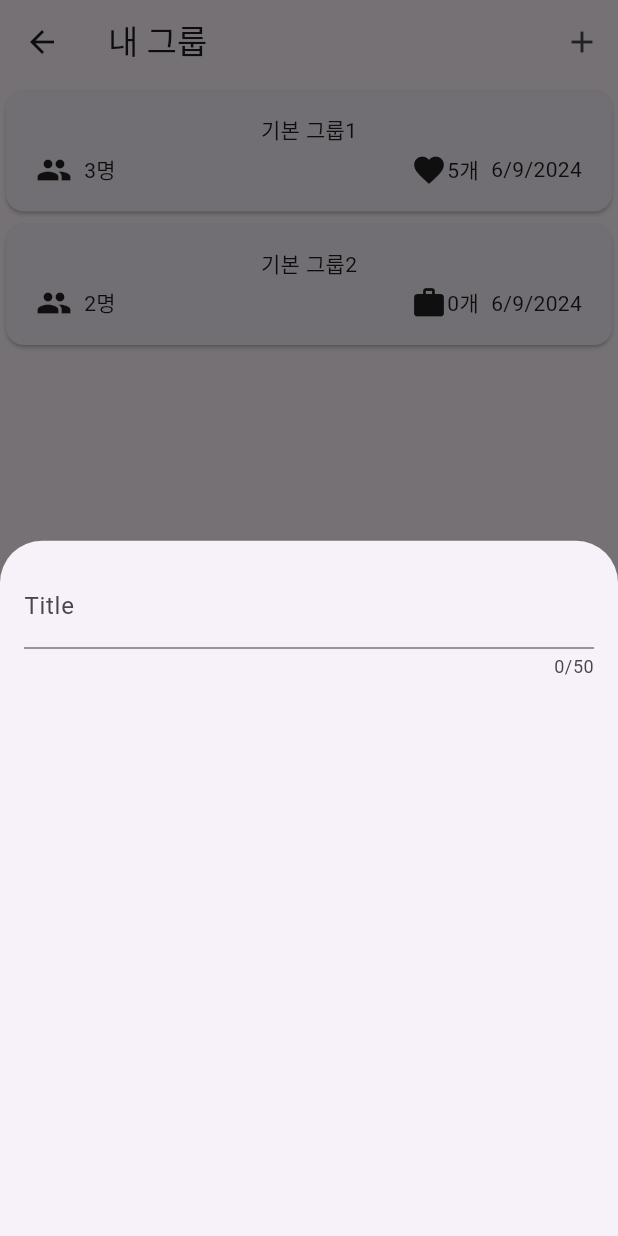
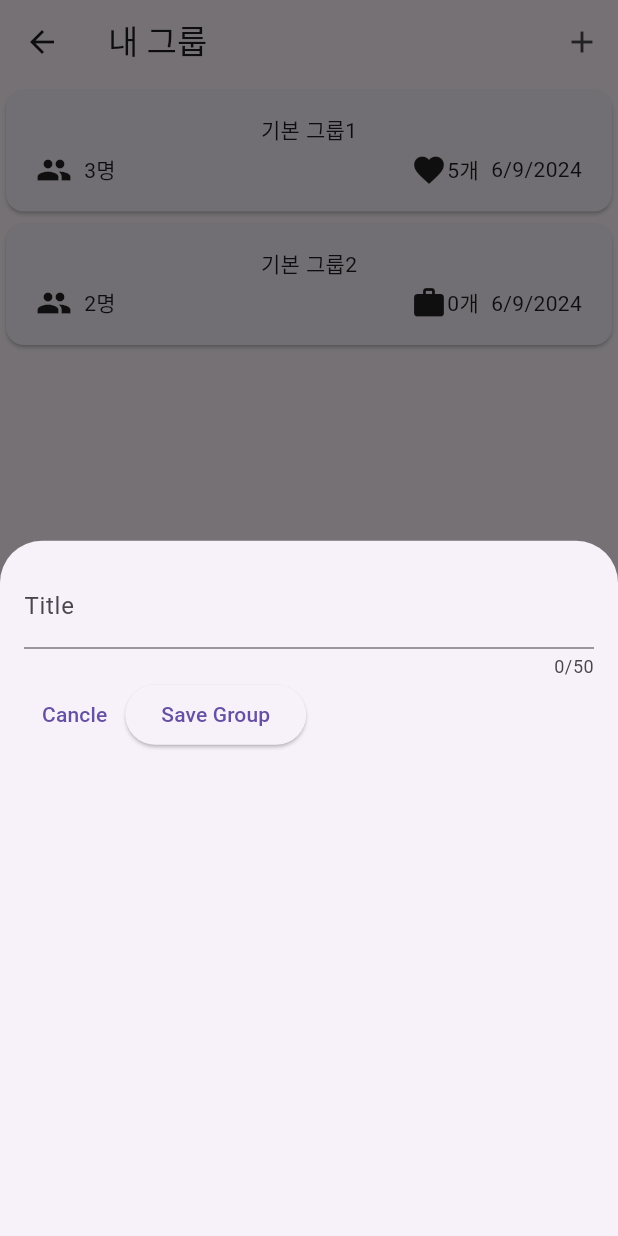
Before and after one commit to organization-hyun/moondab, a Flutter app: the screen it shows once a user with an empty profile is signed in, item 2 of the bottom bar chosen, after a tap on the "add" icon, on a phone screen of 412 x 824 dp. Run offline on Flutter 3.47's test engine with Material 3 defaults, Android fonts, the phone set to English and light mode, and no system bars; our stand-ins replace firebase_auth, firebase_core, isar; accounts and stored records are empty; generated files the repository leaves out were written again.

Commit message:
[#45] 그룹을 추가할 수 있다

```diff
--- a/frontend/lib/models/group.dart
+++ b/frontend/lib/models/group.dart
@@ -14,22 +14,20 @@ const categoryIcons = {
 
 class Group {
   Group({
-    required this.id,
     required this.title,
     required this.numOfPosts,
     required this.numOfUsers,
-    required this.latestDateTime,
+    required this.createDateTime,
     required this.category,
   });
 
-  final int id;
   final String title;
   final int numOfPosts;
   final int numOfUsers;
-  final DateTime latestDateTime;
-  final Category category;
+  final DateTime createDateTime;
+  final Category? category;
 
   String get formattedDate {
-    return formatter.format(latestDateTime);
+    return formatter.format(createDateTime);
   }
 }
--- a/frontend/lib/screens/group_screen.dart
+++ b/frontend/lib/screens/group_screen.dart
@@ -15,19 +15,17 @@ class GroupScreen extends StatefulWidget {
 class _GroupScreenState extends State<GroupScreen> {
   final List<Group> _userGroups = [
     Group(
-      id: 1,
       title: "기본 그룹1",
       numOfPosts: 5,
       numOfUsers: 3,
-      latestDateTime: DateTime.now(),
+      createDateTime: DateTime.now(),
       category: Category.love,
     ),
     Group(
-      id: 2,
       title: "기본 그룹2",
       numOfPosts: 0,
       numOfUsers: 2,
-      latestDateTime: DateTime.now(),
+      createDateTime: DateTime.now(),
       category: Category.work,
     ),
   ];
@@ -35,8 +33,14 @@ class _GroupScreenState extends State<GroupScreen> {
   void _openAddGroupOverlay() {
     showModalBottomSheet(
       context: context,
-      builder: (ctx) => const NewGroup(),
+      builder: (ctx) => NewGroup(onAddGroup: _addGroup),
     );
+  }
+
+  void _addGroup(Group group) {
+    setState(() {
+      _userGroups.add(group);
+    });
   }
 
   @override
--- a/frontend/lib/screens/group_screen/new_group.dart
+++ b/frontend/lib/screens/group_screen/new_group.dart
@@ -1,7 +1,10 @@
 import 'package:flutter/material.dart';
+import 'package:moondab/models/group.dart';
 
 class NewGroup extends StatefulWidget {
-  const NewGroup({super.key});
+  const NewGroup({super.key, required this.onAddGroup});
+
+  final void Function(Group group) onAddGroup;
 
   @override
   State<StatefulWidget> createState() {
@@ -10,16 +13,73 @@ class NewGroup extends StatefulWidget {
 }
 
 class _NewGroup extends State<NewGroup> {
+  final _titleController = TextEditingController();
+
+  void _submitGroupData() {
+    if (_titleController.text.trim().isEmpty) {
+      showDialog(
+        context: context,
+        builder: (ctx) => AlertDialog(
+          title: const Text('Invalid input'),
+          content: const Text('제목은 한 글자 이상이어야 합니다.'),
+          actions: [
+            TextButton(
+              onPressed: () {
+                Navigator.pop(ctx);
+              },
+              child: const Text('Okay'),
+            )
+          ],
+        ),
+      );
+      return;
+    }
+
+    widget.onAddGroup(
+      Group(
+        title: _titleController.text,
+        numOfPosts: 0,
+        numOfUsers: 1,
+        createDateTime: DateTime.now(),
+        category: null,
+      ),
+    );
+    Navigator.pop(context);
+  }
+
+  @override
+  void dispose() {
+    _titleController.dispose();
+    super.dispose();
+  }
+
   @override
   Widget build(BuildContext context) {
-    return const Padding(
-      padding: EdgeInsets.all(16),
+    return Padding(
+      padding: const EdgeInsets.all(16),
       child: Column(
         children: [
           TextField(
+            controller: _titleController,
             maxLength: 50,
-            decoration: InputDecoration(label: Text('Title')),
+            decoration: const InputDecoration(
+              label: Text('Title'),
+            ),
           ),
+          Row(
+            children: [
+              TextButton(
+                onPressed: () {
+                  Navigator.pop(context);
+                },
+                child: const Text('Cancle'),
+              ),
+              ElevatedButton(
+                onPressed: _submitGroupData,
+                child: const Text('Save Group'),
+              ),
+            ],
+          )
         ],
       ),
     );
```
